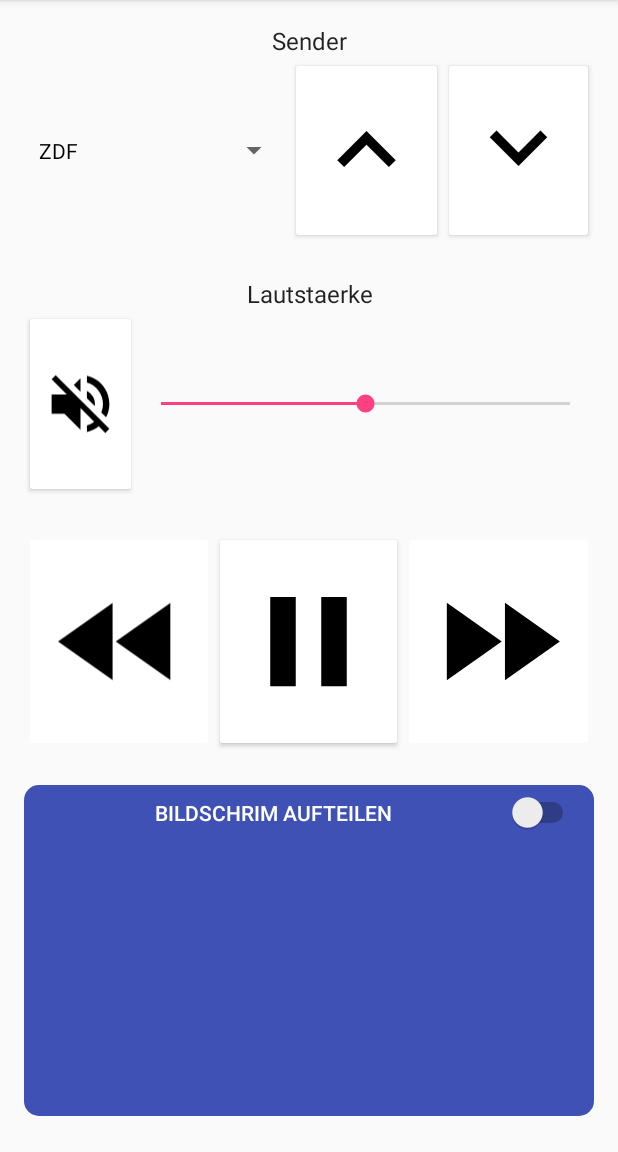
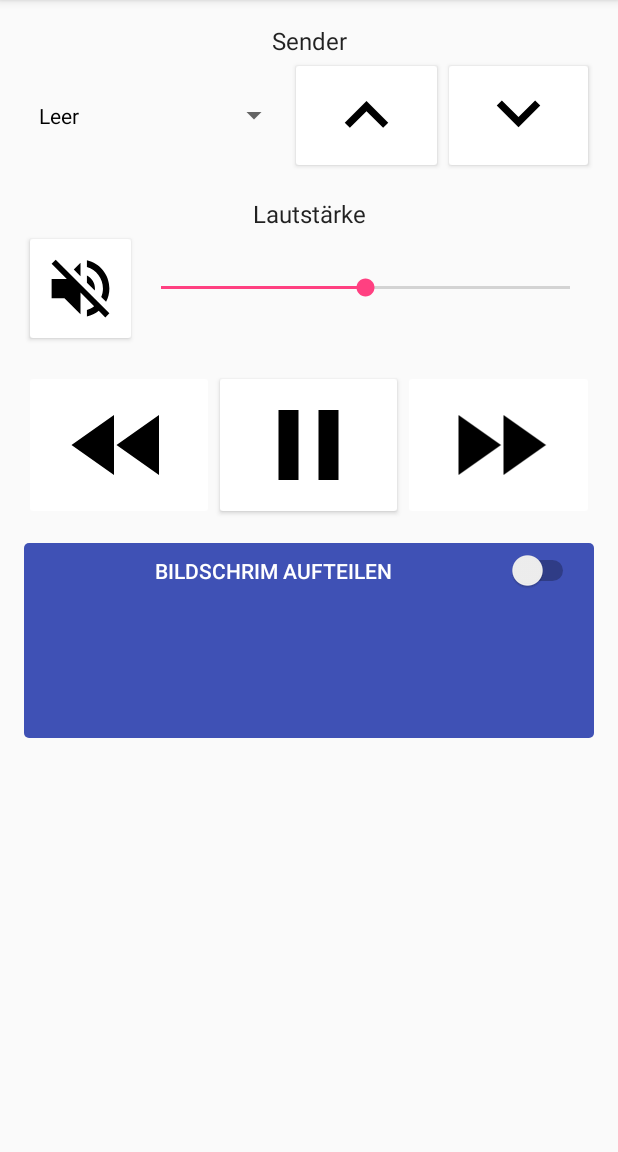
Before and after one commit to juxbo/NZSE_Remote, an Android app: the screen it shows after launch (Fernbedienung), on a phone screen of 412 x 824 dp, the part 84-1236 px from its top. Run offline under Robolectric (Android 15) with nearby library versions, the phone set to English and light mode, and no system bars; network calls fail.

Commit message:
Fixed layout (+added scrolling) Fixed bug when pressing back while searching senders

```diff
--- a/app/src/main/java/remote/js/nzse/hda/makeremotesgreatagain/Fernbedienung.java
+++ b/app/src/main/java/remote/js/nzse/hda/makeremotesgreatagain/Fernbedienung.java
@@ -46,6 +46,7 @@ public class Fernbedienung extends AppCompatActivity {
     private int spulenOffset;
     private ImageButton ffBtn;
     private ImageButton rewindBtn;
+    private int rolle;
 
     @Override
     protected void onCreate(Bundle savedInstanceState) {
@@ -67,6 +68,7 @@ public class Fernbedienung extends AppCompatActivity {
 
         sender = (Spinner) findViewById(R.id.spinner_sender);
         sliste = new Senderliste();
+        sliste.addSender(new Sender(null, "Leer", 0, 0, null));
         List<Sender> slistFromIntent = (ArrayList<Sender>) getIntent().getSerializableExtra("sliste");
         if (slistFromIntent != null && !slistFromIntent.isEmpty()) {
             sliste.setSender(slistFromIntent);
@@ -121,6 +123,9 @@ public class Fernbedienung extends AppCompatActivity {
         cmd.setDebug(true);
         cmd.setStandBy(false);
         cmd.setChannelMain(sliste.findSenderByNumber(lastChannelNr).getChannel());
+
+        rolle = getIntent().getIntExtra("rolle", 4);
+        applyChangeRole(rolle);
     }
 
     private void setPipButtonsEnabled(final boolean enabled) {
@@ -223,6 +228,7 @@ public class Fernbedienung extends AppCompatActivity {
 //                Toast.makeText(this, "Open Senderliste", Toast.LENGTH_SHORT).show();
                 Intent intent = new Intent(getApplicationContext(), SenderlisteActivity.class);
                 intent.putExtra("sliste", (ArrayList) sliste.getSender());
+                intent.putExtra("rolle", rolle);
                 startActivity(intent);
                 break;
             case R.id.action_onOff:
@@ -254,6 +260,16 @@ public class Fernbedienung extends AppCompatActivity {
             public void onClick(DialogInterface dialog, int which) {
                 //TODO: Change this to correct roles. Hide the features a role shouldn't have
                 dialog.dismiss();
+                rolle = which;
+                applyChangeRole(rolle);
+            }
+
+        });
+
+        b.show();
+    }
+
+    public void applyChangeRole(int which) {
         switch (which) {
             case 0:
             case 1:
@@ -272,11 +288,6 @@ public class Fernbedienung extends AppCompatActivity {
                 findViewById(R.id.pip).setVisibility(View.GONE);
                 break;
         }
-            }
-
-        });
-
-        b.show();
     }
 
     public void playButtonPressed(View v) {
--- a/app/src/main/java/remote/js/nzse/hda/makeremotesgreatagain/Senderliste.java
+++ b/app/src/main/java/remote/js/nzse/hda/makeremotesgreatagain/Senderliste.java
@@ -12,7 +12,7 @@ public class Senderliste {
 
     public Senderliste() {
         sender = new ArrayList<>();
-        fillSenderListWithTestData();
+//        fillSenderListWithTestData();
     }
 
     private void fillSenderListWithTestData() {
@@ -28,6 +28,10 @@ public class Senderliste {
         return sender.get(nr%sender.size());
     }
 
+    public void addSender(Sender send) {
+        sender.add(send);
+    }
+
     public List<Sender> getSender() {
         return sender;
     }
--- a/app/src/main/java/remote/js/nzse/hda/makeremotesgreatagain/SenderlisteActivity.java
+++ b/app/src/main/java/remote/js/nzse/hda/makeremotesgreatagain/SenderlisteActivity.java
@@ -1,7 +1,6 @@
 package remote.js.nzse.hda.makeremotesgreatagain;
 
 import android.content.Intent;
-import android.media.CamcorderProfile;
 import android.os.AsyncTask;
 import android.os.Bundle;
 import android.support.v7.app.AppCompatActivity;
@@ -18,7 +17,6 @@ import org.json.JSONException;
 
 import java.io.IOException;
 import java.util.ArrayList;
-import java.util.List;
 
 public class SenderlisteActivity extends AppCompatActivity {
 
@@ -26,6 +24,7 @@ public class SenderlisteActivity extends AppCompatActivity {
     private ListView sender;
     private ArrayAdapter senderAdapter;
     private boolean scanHappening;
+    private int rolle;
 
     @Override
     protected void onCreate(Bundle savedInstanceState) {
@@ -35,6 +34,7 @@ public class SenderlisteActivity extends AppCompatActivity {
         setSupportActionBar(toolbar);
 
         senderliste=(ArrayList<Sender>)getIntent().getSerializableExtra("sliste");
+        rolle = getIntent().getIntExtra("rolle", 4);
 
         sender=(ListView) findViewById(R.id.listview_sender);
         this.senderAdapter = new ArrayAdapter(this,R.layout.custom_listview, R.id.listview_textView, senderliste);
@@ -46,9 +46,12 @@ public class SenderlisteActivity extends AppCompatActivity {
 
     @Override
     public void onBackPressed() {
+        if (!scanHappening) {
         Intent intent = new Intent(getApplicationContext(), Fernbedienung.class);
         intent.putExtra("sliste", senderliste);
+            intent.putExtra("rolle", rolle);
         startActivity(intent);
+        }
     }
 
     @Override
@@ -98,6 +101,7 @@ public class SenderlisteActivity extends AppCompatActivity {
                         findViewById(R.id.loadingPanel).setVisibility(View.GONE);
                         Intent intent = new Intent(getApplicationContext(), SenderlisteActivity.class);
                         intent.putExtra("sliste", senderliste);
+                        intent.putExtra("rolle", rolle);
                         finish();
                         startActivity(intent);
                     }
--- a/app/src/main/res/drawable/custom_border.xml
+++ b/app/src/main/res/drawable/custom_border.xml
@@ -1,6 +1,6 @@
 <?xml version="1.0" encoding="utf-8"?>
 <shape xmlns:android="http://schemas.android.com/apk/res/android" android:shape="rectangle">
-    <corners android:radius="10dp"/>
+    <corners android:radius="3dp" />
     <padding android:left="10dp" android:right="10dp" android:top="5dp" android:bottom="10dp"/>
     <solid android:color="@color/colorPrimary"/>
 </shape>
--- a/app/src/main/res/drawable/pip_swap.xml
+++ b/app/src/main/res/drawable/pip_swap.xml
@@ -5,5 +5,5 @@
         android:viewportHeight="24.0">
     <path
         android:fillColor="#FF000000"
-        android:pathData="M10,3L5,3c-1.1,0 -2,0.9 -2,2v14c0,1.1 0.9,2 2,2h5v2h2L12,1h-2v2zM10,18L5,18l5,-6v6zM19,3h-5v2h5v13l-5,-6v9h5c1.1,0 2,-0.9 2,-2L21,5c0,-1.1 -0.9,-2 -2,-2z"/>
+        android:pathData="M3,13h2v-2L3,11v2zM3,17h2v-2L3,15v2zM5,21v-2L3,19c0,1.1 0.89,2 2,2zM3,9h2L5,7L3,7v2zM15,21h2v-2h-2v2zM19,3L9,3c-1.11,0 -2,0.9 -2,2v10c0,1.1 0.89,2 2,2h10c1.1,0 2,-0.9 2,-2L21,5c0,-1.1 -0.9,-2 -2,-2zM19,15L9,15L9,5h10v10zM11,21h2v-2h-2v2zM7,21h2v-2L7,19v2z" />
 </vector>
--- a/app/src/main/res/layout/content_fernbedienung.xml
+++ b/app/src/main/res/layout/content_fernbedienung.xml
@@ -13,11 +13,17 @@
     tools:context="remote.js.nzse.hda.makeremotesgreatagain.Fernbedienung"
     tools:showIn="@layout/activity_fernbedienung">
 
+    <ScrollView
+        android:layout_width="match_parent"
+        android:layout_height="match_parent"
+        android:clipToPadding="false"
+        android:fillViewport="false">
+
         <LinearLayout
             android:orientation="vertical"
             android:layout_width="match_parent"
-        android:layout_height="match_parent"
-        android:weightSum="1"
+            android:layout_height="wrap_content"
+            android:weightSum="1.3"
             android:id="@+id/remote_overview"
             android:layout_alignParentTop="true"
             android:layout_alignParentStart="true">
@@ -26,13 +32,12 @@
                 android:orientation="horizontal"
                 android:layout_width="match_parent"
                 android:weightSum="1"
-            android:layout_weight="0.2"
                 android:id="@+id/sender"
-            android:layout_height="0dp">
+                android:layout_height="100dp">
 
                 <LinearLayout
                     android:orientation="vertical"
-                android:layout_width="133dp"
+                    android:layout_width="match_parent"
                     android:layout_height="match_parent"
                     android:layout_weight="1">
 
@@ -78,15 +83,14 @@
 
             <Space
                 android:layout_width="match_parent"
-            android:layout_height="wrap_content"
+                android:layout_height="@dimen/space_height"
                 android:layout_weight="@dimen/space_weight" />
 
             <LinearLayout
                 android:orientation="horizontal"
                 android:layout_width="match_parent"
-            android:layout_height="0dp"
-            android:id="@+id/volume"
-            android:layout_weight="0.2">
+                android:layout_height="100dp"
+                android:id="@+id/volume">
 
                 <LinearLayout
                     android:orientation="horizontal"
@@ -99,7 +103,7 @@
                         android:layout_height="match_parent">
 
                         <TextView
-                        android:text="Lautstaerke"
+                            android:text="Lautstärke"
                             android:layout_width="match_parent"
                             android:layout_height="wrap_content"
                             android:id="@+id/textView8"
@@ -131,15 +135,14 @@
 
             <Space
                 android:layout_width="match_parent"
-            android:layout_height="wrap_content"
+                android:layout_height="@dimen/space_height"
                 android:layout_weight="@dimen/space_weight" />
 
             <LinearLayout
                 android:orientation="horizontal"
                 android:layout_width="match_parent"
-            android:layout_height="0dp"
-            android:id="@+id/timeshift"
-            android:layout_weight="0.2">
+                android:layout_height="100dp"
+                android:id="@+id/timeshift">
 
                 <ImageButton
                     android:src="@drawable/rewind"
@@ -170,15 +173,14 @@
 
             <Space
                 android:layout_width="match_parent"
-            android:layout_height="wrap_content"
+                android:layout_height="@dimen/space_height"
                 android:layout_weight="@dimen/space_weight" />
 
             <LinearLayout
                 android:orientation="vertical"
                 android:layout_width="match_parent"
-            android:layout_height="0dp"
+                android:layout_height="130dp"
                 android:weightSum="1"
-            android:layout_weight="0.3"
                 android:id="@+id/pip"
                 android:background="@drawable/custom_border">
 
@@ -201,9 +203,9 @@
 
                     <LinearLayout
                         android:orientation="vertical"
-                    android:layout_width="110dp"
+                        android:layout_width="0dp"
                         android:layout_height="match_parent"
-                    android:layout_weight="0.68"
+                        android:layout_weight="1"
                         android:id="@+id/layout_pipSwap">
 
                         <TextView
@@ -226,9 +228,9 @@
 
                     <LinearLayout
                         android:orientation="vertical"
-                    android:layout_width="142dp"
+                        android:layout_width="0dp"
                         android:layout_height="match_parent"
-                    android:layout_weight="0.13"
+                        android:layout_weight="1"
                         android:id="@+id/layout_pipChannel">
 
                         <TextView
@@ -247,10 +249,10 @@
 
                             <ImageButton
                                 android:src="@drawable/arrow_up"
-                            android:layout_width="71dp"
+                                android:layout_width="0dp"
                                 android:layout_height="match_parent"
                                 android:id="@+id/button_piplast"
-                            android:layout_weight="0.03"
+                                android:layout_weight="1"
                                 android:onClick="pipLastChannelButtonPressed" />
 
                             <ImageButton
@@ -258,7 +260,7 @@
                                 android:layout_width="0dp"
                                 android:layout_height="match_parent"
                                 android:id="@+id/button_pipnext"
-                            android:layout_weight="0.37"
+                                android:layout_weight="1"
                                 android:onClick="pipNextChannelButtonPressed" />
                         </LinearLayout>
 
@@ -266,7 +268,18 @@
                 </LinearLayout>
 
             </LinearLayout>
+        </LinearLayout>
+    </ScrollView>
 
-    </LinearLayout>
+    <!-- <LinearLayout
+         android:orientation="vertical"
+         android:layout_width="match_parent"
+         android:layout_height="match_parent"
+         android:weightSum="1"
+         android:id="@+id/remote_overview"
+         android:layout_alignParentTop="true"
+         android:layout_alignParentStart="true">
+
+     </LinearLayout> -->
 
 </RelativeLayout>
--- a/app/src/main/res/values/colors.xml
+++ b/app/src/main/res/values/colors.xml
@@ -5,4 +5,10 @@
     <color name="colorBorderBackground">#42a5f5</color>
     <color name="colorAccent">#FF4081</color>
     <color name="colorButton">#ffffff</color>
+    <!-- TODO: Find better colors.
+        <color name="colorPrimary">#2196F3</color>
+        <color name="colorPrimaryDark">#1976D2</color>
+        <color name="colorBorderBackground">#2196F3</color>
+        <color name="colorAccent">#FF4081</color>
+        <color name="colorButton">#ffffff</color> -->
 </resources>
--- a/app/src/main/res/values/dimens.xml
+++ b/app/src/main/res/values/dimens.xml
@@ -4,6 +4,8 @@
     <dimen name="activity_vertical_margin">16dp</dimen>
     <dimen name="fab_margin">16dp</dimen>
 
-    <item name="space_weight" format="float" type="dimen">0.03</item>
+    <dimen name="space_height">15dp</dimen>
+
+    <item name="space_weight" format="float" type="dimen">0.1</item>
 
 </resources>
```
Lines whose indentation alone changed are shown as unchanged.
